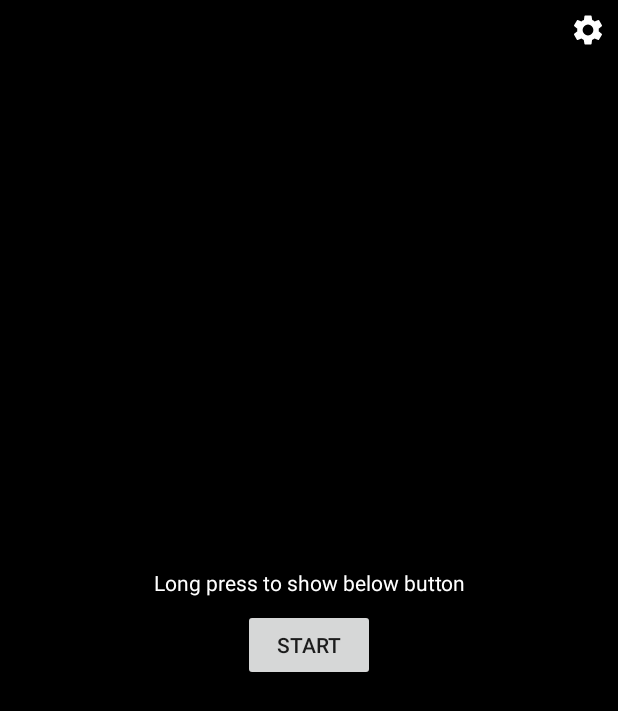
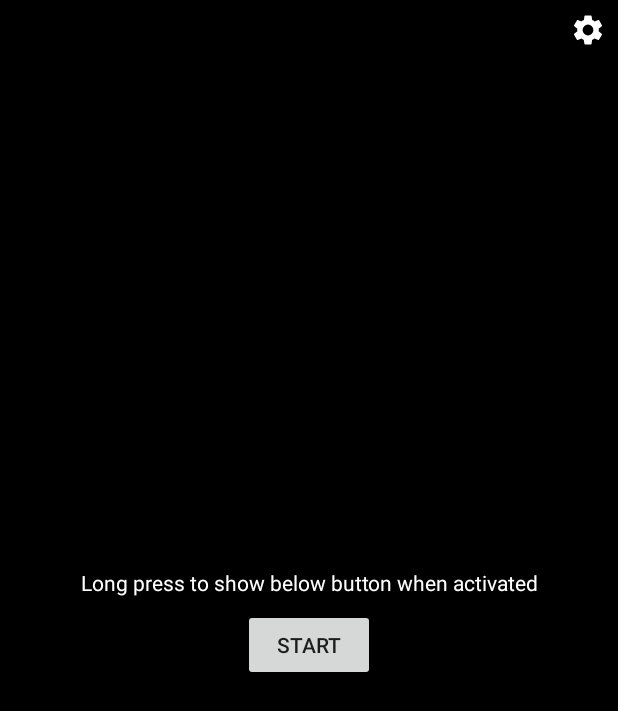
Before and after one commit to RivMt/BlackScreen, an Android app: the screen it shows after launch (MainActivity), on a phone screen of 412 x 824 dp. Shown: the top 711 px of the screen. Run offline under Robolectric (Android 15) with nearby library versions, the light colour scheme and no system bars.

Commit message:
Disable Settings Button Add Korean Translations

```diff
--- a/app/src/main/res/layout/activity_main.xml
+++ b/app/src/main/res/layout/activity_main.xml
@@ -45,6 +45,7 @@
         android:tint="@color/colorAccent"
         app:layout_constraintEnd_toEndOf="parent"
         app:layout_constraintTop_toTopOf="parent"
-        app:srcCompat="@drawable/ic_settings_black_24dp" />
+        app:srcCompat="@drawable/ic_settings_black_24dp"
+        tools:visibility="gone" />
 
 </androidx.constraintlayout.widget.ConstraintLayout>
--- a/app/src/main/res/values/strings.xml
+++ b/app/src/main/res/values/strings.xml
@@ -1,7 +1,7 @@
 <resources>
     <string name="app_name">DeepDark</string>
 
-    <string name="txt_simple_help">Long press to show below button</string>
+    <string name="txt_simple_help">Long press to show below button when activated</string>
     <string name="txt_start">Start</string>
     <string name="txt_end">End</string>
     <string name="txt_start_msg">Black Fullscreen Activated</string>
```
Also changed, not shown: 1 other file.
